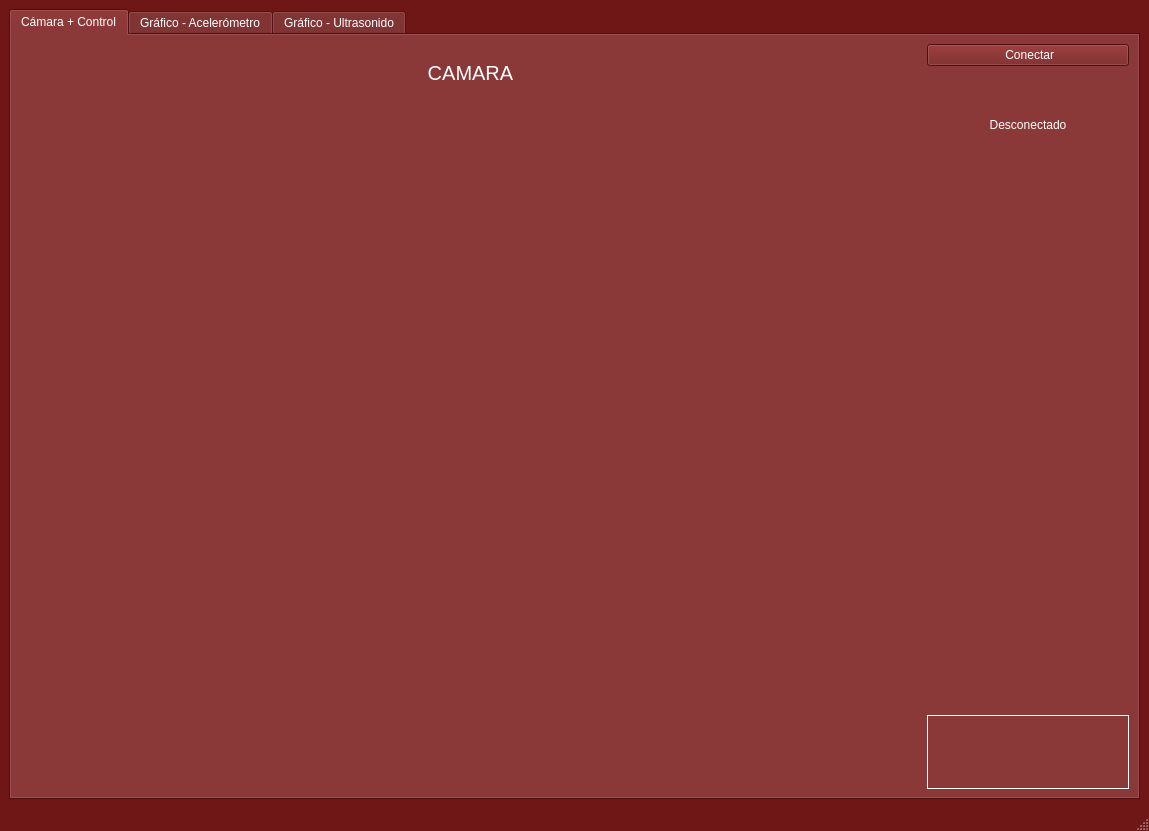
fjuanes-ai/TPI, file Qt_code/rover_mars/ui/mainwindow.ui: the form before one commit.
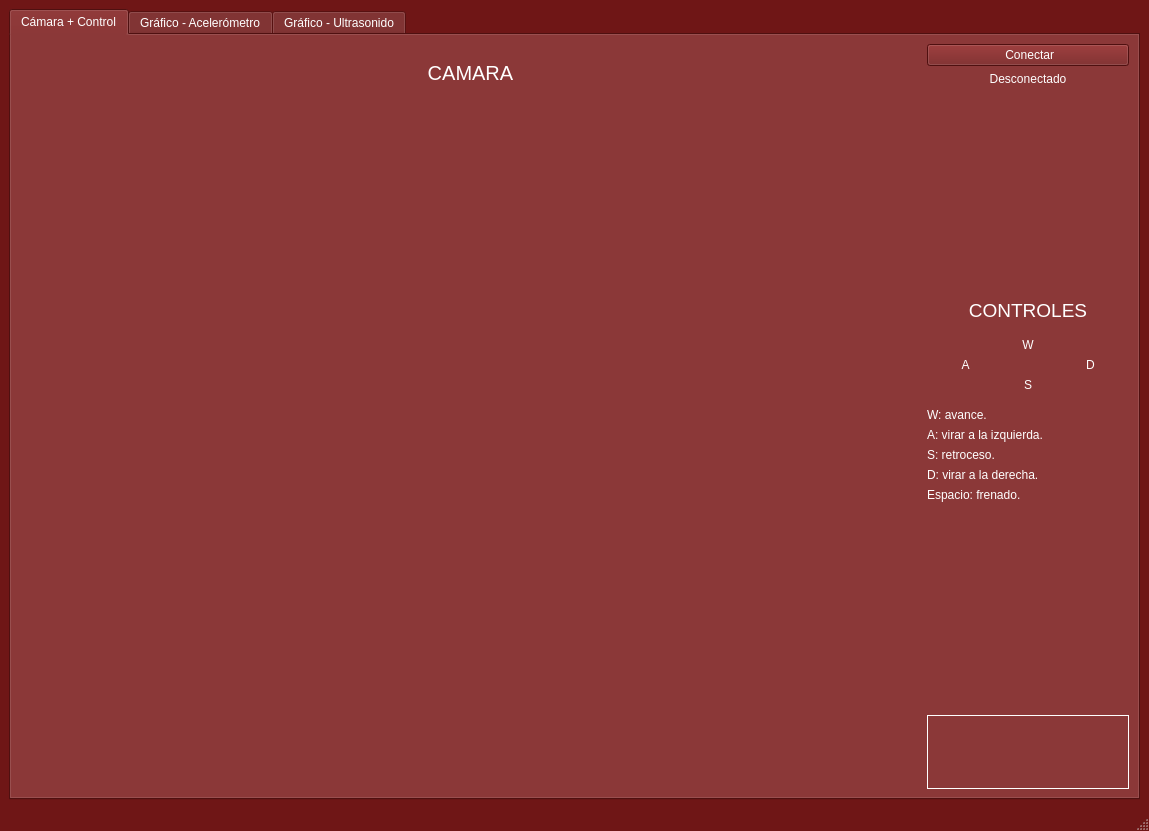
The form after the commit. Icons and pictures are not drawn. Custom widgets are drawn as their Qt base class.

The edit to the form file:
```diff
--- a/Qt_code/rover_mars/ui/mainwindow.ui
+++ b/Qt_code/rover_mars/ui/mainwindow.ui
@@ -597,38 +597,38 @@
            </layout>
           </item>
           <item row="0" column="1">
-           <layout class="QVBoxLayout" name="verticalLayout_3" stretch="1,1,5,1">
-            <item>
-             <widget class="QPushButton" name="pushButtonConectar">
+           <layout class="QGridLayout" name="gridLayout_5">
+            <item row="8" column="0">
+             <widget class="QLabel" name="label_12">
               <property name="text">
-               <string> Conectar</string>
+               <string>A: virar a la izquierda.</string>
               </property>
              </widget>
             </item>
-            <item>
-             <widget class="QLabel" name="label_estado">
+            <item row="4" column="0">
+             <widget class="QLabel" name="label">
               <property name="text">
-               <string>Desconectado</string>
+               <string>&lt;html&gt;&lt;head/&gt;&lt;body&gt;&lt;p&gt;&lt;span style=&quot; font-size:14pt;&quot;&gt;CONTROLES&lt;/span&gt;&lt;/p&gt;&lt;/body&gt;&lt;/html&gt;</string>
+              </property>
+              <property name="scaledContents">
+               <bool>false</bool>
               </property>
               <property name="alignment">
                <set>Qt::AlignmentFlag::AlignCenter</set>
               </property>
+              <property name="textInteractionFlags">
+               <set>Qt::TextInteractionFlag::NoTextInteraction</set>
+              </property>
              </widget>
             </item>
-            <item>
-             <spacer name="verticalSpacer">
-              <property name="orientation">
-               <enum>Qt::Orientation::Vertical</enum>
+            <item row="10" column="0">
+             <widget class="QLabel" name="label_14">
+              <property name="text">
+               <string>D: virar a la derecha.</string>
               </property>
-              <property name="sizeHint" stdset="0">
-               <size>
-                <width>20</width>
-                <height>40</height>
-               </size>
-              </property>
-             </spacer>
+             </widget>
             </item>
-            <item>
+            <item row="13" column="0">
              <layout class="QHBoxLayout" name="horizontalLayout_3">
               <property name="spacing">
                <number>0</number>
@@ -693,6 +693,206 @@
               </item>
              </layout>
             </item>
+            <item row="11" column="0">
+             <widget class="QLabel" name="label_15">
+              <property name="text">
+               <string>Espacio: frenado.</string>
+              </property>
+             </widget>
+            </item>
+            <item row="1" column="0">
+             <widget class="QLabel" name="label_estado">
+              <property name="text">
+               <string>Desconectado</string>
+              </property>
+              <property name="alignment">
+               <set>Qt::AlignmentFlag::AlignCenter</set>
+              </property>
+             </widget>
+            </item>
+            <item row="12" column="0">
+             <spacer name="verticalSpacer">
+              <property name="orientation">
+               <enum>Qt::Orientation::Vertical</enum>
+              </property>
+              <property name="sizeHint" stdset="0">
+               <size>
+                <width>20</width>
+                <height>40</height>
+               </size>
+              </property>
+             </spacer>
+            </item>
+            <item row="2" column="0">
+             <spacer name="verticalSpacer_3">
+              <property name="orientation">
+               <enum>Qt::Orientation::Vertical</enum>
+              </property>
+              <property name="sizeHint" stdset="0">
+               <size>
+                <width>20</width>
+                <height>40</height>
+               </size>
+              </property>
+             </spacer>
+            </item>
+            <item row="9" column="0">
+             <widget class="QLabel" name="label_13">
+              <property name="text">
+               <string>S: retroceso.</string>
+              </property>
+             </widget>
+            </item>
+            <item row="0" column="0">
+             <widget class="QPushButton" name="pushButtonConectar">
+              <property name="text">
+               <string> Conectar</string>
+              </property>
+             </widget>
+            </item>
+            <item row="5" column="0">
+             <layout class="QGridLayout" name="gridLayout_6" columnstretch="0,0,0" rowminimumheight="0,0,0" columnminimumwidth="0,0,0">
+              <property name="sizeConstraint">
+               <enum>QLayout::SizeConstraint::SetMaximumSize</enum>
+              </property>
+              <property name="leftMargin">
+               <number>10</number>
+              </property>
+              <property name="topMargin">
+               <number>10</number>
+              </property>
+              <property name="rightMargin">
+               <number>10</number>
+              </property>
+              <property name="bottomMargin">
+               <number>10</number>
+              </property>
+              <item row="1" column="1">
+               <widget class="QLabel" name="label_4">
+                <property name="text">
+                 <string/>
+                </property>
+                <property name="alignment">
+                 <set>Qt::AlignmentFlag::AlignCenter</set>
+                </property>
+                <property name="wordWrap">
+                 <bool>true</bool>
+                </property>
+               </widget>
+              </item>
+              <item row="0" column="0">
+               <widget class="QLabel" name="label_2">
+                <property name="text">
+                 <string/>
+                </property>
+                <property name="alignment">
+                 <set>Qt::AlignmentFlag::AlignCenter</set>
+                </property>
+                <property name="wordWrap">
+                 <bool>true</bool>
+                </property>
+               </widget>
+              </item>
+              <item row="0" column="1">
+               <widget class="QLabel" name="label_5">
+                <property name="text">
+                 <string>W</string>
+                </property>
+                <property name="alignment">
+                 <set>Qt::AlignmentFlag::AlignCenter</set>
+                </property>
+                <property name="wordWrap">
+                 <bool>true</bool>
+                </property>
+               </widget>
+              </item>
+              <item row="0" column="2">
+               <widget class="QLabel" name="label_9">
+                <property name="text">
+                 <string/>
+                </property>
+                <property name="alignment">
+                 <set>Qt::AlignmentFlag::AlignCenter</set>
+                </property>
+                <property name="wordWrap">
+                 <bool>true</bool>
+                </property>
+               </widget>
+              </item>
+              <item row="2" column="2">
+               <widget class="QLabel" name="label_10">
+                <property name="text">
+                 <string/>
+                </property>
+                <property name="alignment">
+                 <set>Qt::AlignmentFlag::AlignCenter</set>
+                </property>
+                <property name="wordWrap">
+                 <bool>true</bool>
+                </property>
+               </widget>
+              </item>
+              <item row="1" column="2">
+               <widget class="QLabel" name="label_8">
+                <property name="text">
+                 <string>D</string>
+                </property>
+                <property name="alignment">
+                 <set>Qt::AlignmentFlag::AlignCenter</set>
+                </property>
+                <property name="wordWrap">
+                 <bool>true</bool>
+                </property>
+               </widget>
+              </item>
+              <item row="2" column="0">
+               <widget class="QLabel" name="label_7">
+                <property name="text">
+                 <string/>
+                </property>
+                <property name="alignment">
+                 <set>Qt::AlignmentFlag::AlignCenter</set>
+                </property>
+                <property name="wordWrap">
+                 <bool>true</bool>
+                </property>
+               </widget>
+              </item>
+              <item row="1" column="0">
+               <widget class="QLabel" name="label_3">
+                <property name="text">
+                 <string>A</string>
+                </property>
+                <property name="alignment">
+                 <set>Qt::AlignmentFlag::AlignCenter</set>
+                </property>
+                <property name="wordWrap">
+                 <bool>true</bool>
+                </property>
+               </widget>
+              </item>
+              <item row="2" column="1">
+               <widget class="QLabel" name="label_6">
+                <property name="text">
+                 <string>S</string>
+                </property>
+                <property name="alignment">
+                 <set>Qt::AlignmentFlag::AlignCenter</set>
+                </property>
+                <property name="wordWrap">
+                 <bool>true</bool>
+                </property>
+               </widget>
+              </item>
+             </layout>
+            </item>
+            <item row="6" column="0">
+             <widget class="QLabel" name="label_11">
+              <property name="text">
+               <string>W: avance.</string>
+              </property>
+             </widget>
+            </item>
            </layout>
           </item>
          </layout>
```
